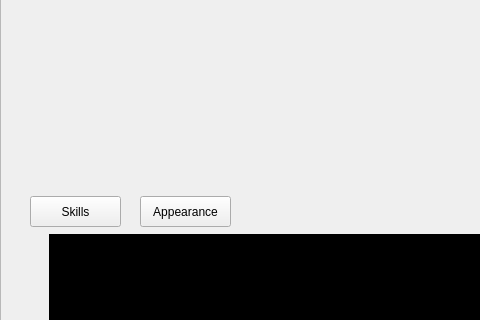
fischerdr/MooseEdit, file charactertab.ui: the form before one commit; both pictures show x 0 to 480 and y 314 to 634 of the 591 by 813 pixel window.
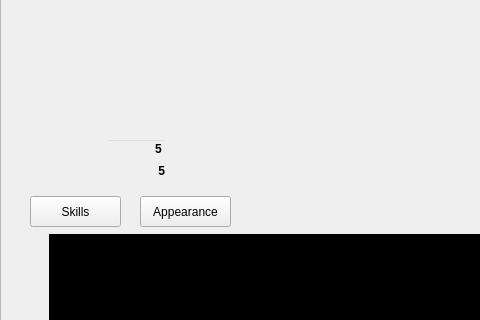
The form after the commit. Icons and pictures are not drawn. Custom widgets are drawn as their Qt base class.

Commit message: Fixed issue where ATI cards would fail to render metal helmets properly Added experience editor Added levels 21-31

The edit to the form file:
```diff
--- a/charactertab.ui
+++ b/charactertab.ui
@@ -1374,6 +1374,58 @@
      <number>5</number>
     </property>
    </widget>
+   <widget class="QLineEdit" name="expEdit">
+    <property name="geometry">
+     <rect>
+      <x>106</x>
+      <y>453</y>
+      <width>61</width>
+      <height>20</height>
+     </rect>
+    </property>
+    <property name="font">
+     <font>
+      <weight>75</weight>
+      <italic>false</italic>
+      <bold>true</bold>
+     </font>
+    </property>
+    <property name="toolTip">
+     <string>Strength</string>
+    </property>
+    <property name="styleSheet">
+     <string notr="true">background: transparent;
+</string>
+    </property>
+    <property name="text">
+     <string>5</string>
+    </property>
+    <property name="alignment">
+     <set>Qt::AlignRight|Qt::AlignTrailing|Qt::AlignVCenter</set>
+    </property>
+   </widget>
+   <widget class="QLabel" name="nextLevelLabel">
+    <property name="geometry">
+     <rect>
+      <x>104</x>
+      <y>475</y>
+      <width>61</width>
+      <height>20</height>
+     </rect>
+    </property>
+    <property name="font">
+     <font>
+      <weight>75</weight>
+      <bold>true</bold>
+     </font>
+    </property>
+    <property name="text">
+     <string>5</string>
+    </property>
+    <property name="alignment">
+     <set>Qt::AlignRight|Qt::AlignTrailing|Qt::AlignVCenter</set>
+    </property>
+   </widget>
   </widget>
  </widget>
  <customwidgets>
```
The commit also changes 8 other files.
